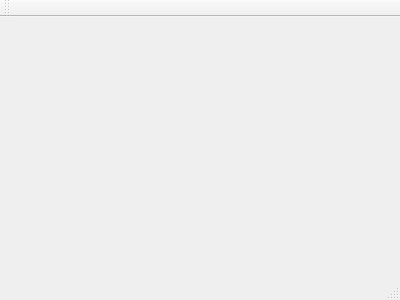
Above: todo/todolist/mainwindow.ui from eheeku/todolist before the change. Below: the same form after it.
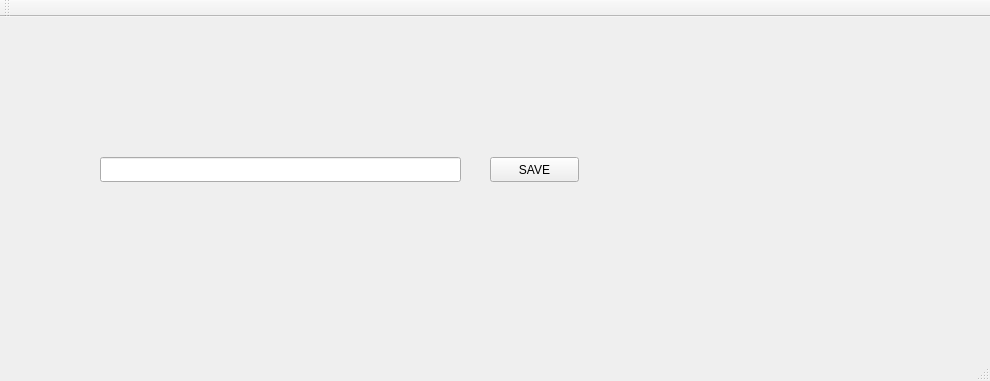
That is the form after the change.

The edit to the form file:
```diff
--- a/todo/todolist/mainwindow.ui
+++ b/todo/todolist/mainwindow.ui
@@ -1,24 +1,63 @@
 <ui version="4.0">
  <class>MainWindow</class>
- <widget class="QMainWindow" name="MainWindow" >
-  <property name="geometry" >
+ <widget class="QMainWindow" name="MainWindow">
+  <property name="geometry">
    <rect>
     <x>0</x>
     <y>0</y>
-    <width>400</width>
-    <height>300</height>
+    <width>990</width>
+    <height>381</height>
    </rect>
   </property>
   <property name="windowTitle" >
    <string>MainWindow</string>
   </property>
-  <widget class="QMenuBar" name="menuBar" />
-  <widget class="QToolBar" name="mainToolBar" />
-  <widget class="QWidget" name="centralWidget" />
-  <widget class="QStatusBar" name="statusBar" />
+  <widget class="QWidget" name="centralWidget">
+   <widget class="QPushButton" name="saveBtn">
+    <property name="geometry">
+     <rect>
+      <x>490</x>
+      <y>140</y>
+      <width>89</width>
+      <height>25</height>
+     </rect>
+    </property>
+    <property name="text">
+     <string>SAVE</string>
+    </property>
+   </widget>
+   <widget class="QLineEdit" name="addTodo">
+    <property name="geometry">
+     <rect>
+      <x>100</x>
+      <y>140</y>
+      <width>361</width>
+      <height>25</height>
+     </rect>
+    </property>
+   </widget>
+  </widget>
+  <widget class="QMenuBar" name="menuBar">
+   <property name="geometry">
+    <rect>
+     <x>0</x>
+     <y>0</y>
+     <width>990</width>
+     <height>22</height>
+    </rect>
+   </property>
+  </widget>
+  <widget class="QToolBar" name="mainToolBar">
+   <attribute name="toolBarArea">
+    <enum>TopToolBarArea</enum>
+   </attribute>
+   <attribute name="toolBarBreak">
+    <bool>false</bool>
+   </attribute>
+  </widget>
+  <widget class="QStatusBar" name="statusBar"/>
  </widget>
- <layoutDefault spacing="6" margin="11" />
- <pixmapfunction></pixmapfunction>
+ <layoutdefault spacing="6" margin="11"/>
  <resources/>
  <connections/>
 </ui>
```
Left out of the diff: 3 changed lines with no effect on the pictures.
